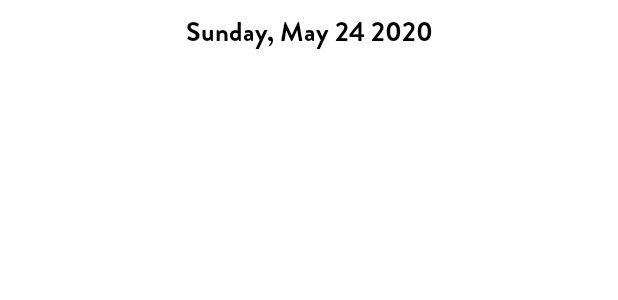
After one commit to pratikKataria/collage_Library_App, an Android app: the layout cardview_date_header.xml on its own in the app's theme, with its tools: preview values and no code run, on a phone screen of 412 x 824 dp. The commit adds this screen. Shown: the top 300 px of the screen. Run offline under Robolectric (Android 15) with nearby library versions, the phone set to English and light mode, and no system bars.

Commit message:
ScannerRecyclerView is now group according to the date

```diff
--- a/app/src/main/java/com/tricky_tweaks/library/auth/AuthRepository.java
+++ b/app/src/main/java/com/tricky_tweaks/library/auth/AuthRepository.java
@@ -8,9 +8,9 @@ import com.google.firebase.firestore.CollectionReference;
 import com.google.firebase.firestore.DocumentReference;
 import com.google.firebase.firestore.DocumentSnapshot;
 import com.google.firebase.firestore.FirebaseFirestore;
+import com.tricky_tweaks.library.interfaces.FirebaseState;
 import com.tricky_tweaks.library.model.Student;
 import com.tricky_tweaks.library.utils.Constants;
-import com.tricky_tweaks.library.utils.FirebaseState;
 import com.tricky_tweaks.library.utils.LogMessage;
 
 import static com.tricky_tweaks.library.utils.Constants.IFirebaseState.FAILED;
--- a/app/src/main/java/com/tricky_tweaks/library/utils/FirebaseState.java
+++ b/app/src/main/java/com/tricky_tweaks/library/interfaces/FirebaseState.java
@@ -1,4 +1,4 @@
-package com.tricky_tweaks.library.utils;
+package com.tricky_tweaks.library.interfaces;
 
 public interface FirebaseState {
     void state(int iFirebaseState);
--- a/app/src/main/java/com/tricky_tweaks/library/utils/INavigation.java
+++ b/app/src/main/java/com/tricky_tweaks/library/interfaces/INavigation.java
@@ -1,4 +1,4 @@
-package com.tricky_tweaks.library.utils;
+package com.tricky_tweaks.library.interfaces;
 
 public interface INavigation {
     void navigateTo(int destination);
--- /dev/null
+++ b/app/src/main/java/com/tricky_tweaks/library/interfaces/ListHeader.java
@@ -0,0 +1,5 @@
+package com.tricky_tweaks.library.interfaces;
+
+public interface ListHeader {
+    boolean isHeader();
+}
--- a/app/src/main/java/com/tricky_tweaks/library/main/MainFragment.java
+++ b/app/src/main/java/com/tricky_tweaks/library/main/MainFragment.java
@@ -15,8 +15,8 @@ import androidx.navigation.Navigation;
 
 import com.tricky_tweaks.library.R;
 import com.tricky_tweaks.library.databinding.FragmentMainBinding;
+import com.tricky_tweaks.library.interfaces.INavigation;
 import com.tricky_tweaks.library.utils.CustomBounceInterpolator;
-import com.tricky_tweaks.library.utils.INavigation;
 
 
 public class MainFragment extends Fragment implements INavigation {
--- a/app/src/main/java/com/tricky_tweaks/library/main/MainFragmentViewModel.java
+++ b/app/src/main/java/com/tricky_tweaks/library/main/MainFragmentViewModel.java
@@ -7,7 +7,7 @@ import androidx.fragment.app.Fragment;
 import androidx.lifecycle.ViewModel;
 import androidx.navigation.fragment.NavHostFragment;
 
-import com.tricky_tweaks.library.utils.INavigation;
+import com.tricky_tweaks.library.interfaces.INavigation;
 
 public class MainFragmentViewModel extends ViewModel {
 
--- a/app/src/main/java/com/tricky_tweaks/library/profile/ProfileRepository.java
+++ b/app/src/main/java/com/tricky_tweaks/library/profile/ProfileRepository.java
@@ -5,7 +5,7 @@ import com.google.firebase.firestore.CollectionReference;
 import com.google.firebase.firestore.DocumentReference;
 import com.google.firebase.firestore.FirebaseFirestore;
 import com.google.firebase.firestore.SetOptions;
-import com.tricky_tweaks.library.utils.FirebaseState;
+import com.tricky_tweaks.library.interfaces.FirebaseState;
 
 import java.util.HashMap;
 import java.util.Map;
--- /dev/null
+++ b/app/src/main/res/layout/cardview_date_header.xml
@@ -0,0 +1,30 @@
+<?xml version="1.0" encoding="utf-8"?>
+<layout xmlns:android="http://schemas.android.com/apk/res/android"
+    xmlns:app="http://schemas.android.com/apk/res-auto"
+    xmlns:tools="http://schemas.android.com/tools">
+
+    <data>
+        <variable
+            name="date"
+            type="com.tricky_tweaks.library.model.DateHeader" />
+    </data>
+
+    <androidx.constraintlayout.widget.ConstraintLayout
+        android:layout_width="match_parent"
+        android:layout_height="wrap_content">
+
+        <TextView
+            android:layout_width="wrap_content"
+            android:layout_height="wrap_content"
+            android:layout_marginTop="8dp"
+            android:fontFamily="@font/brandon_bld"
+            android:textColor="@android:color/black"
+            android:textSize="18sp"
+            app:layout_constraintEnd_toEndOf="parent"
+            app:layout_constraintStart_toStartOf="parent"
+            app:layout_constraintTop_toTopOf="parent"
+            tools:text="Sunday, May 24 2020"
+            android:text="@{date.dateText}"/>
+
+    </androidx.constraintlayout.widget.ConstraintLayout>
+</layout>
```
Also changed, not shown: app/src/main/java/com/tricky_tweaks/library/model/DateHeader.java (added, +27 -0 lines), app/src/main/java/com/tricky_tweaks/library/model/LibraryEntryModel.java (+9 -1 lines), app/src/main/java/com/tricky_tweaks/library/scanner/ScannedRecyclerViewAdapter.java (+73 -10 lines), app/src/main/java/com/tricky_tweaks/library/scanner/ScannerRepository.java (+19 -17 lines), app/src/main/java/com/tricky_tweaks/library/scanner/ScannerViewModel.java (+29 -3 lines), app/src/main/res/layout/cardview_scanner.xml (+14 -4 lines).
